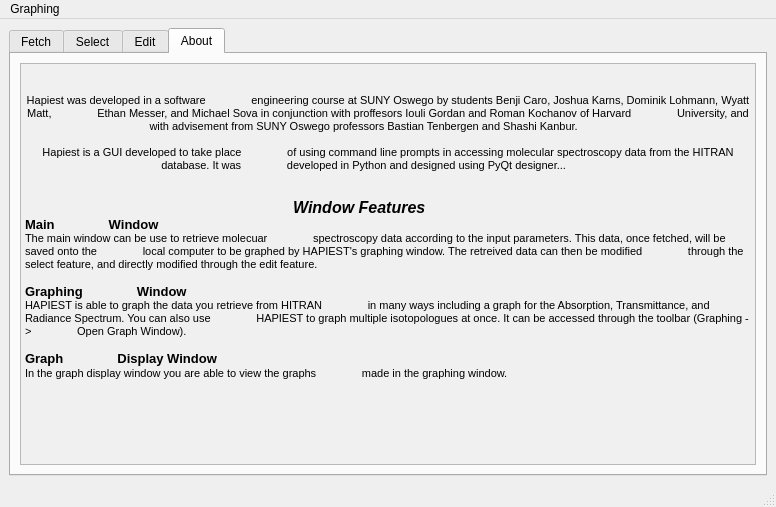
First picture: the form in layouts/main_window.ui, repository hitranonline/hapiest, before the edit.
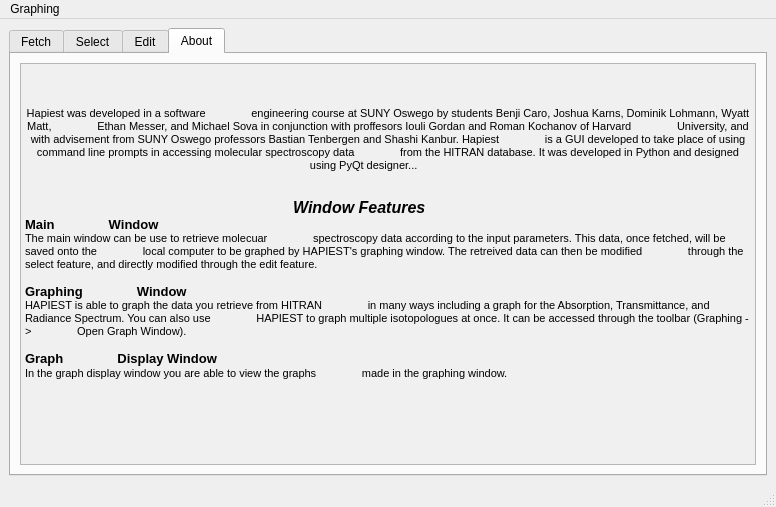
Second picture: the form after the edit. The open tabs and pages were chosen to show the change.

Commit message: Updated license, updated gui a bit.

The edit to the form file:
```diff
--- a/layouts/main_window.ui
+++ b/layouts/main_window.ui
@@ -835,48 +835,46 @@
                font-weight:400; font-style:normal;&quot;&gt;
                &lt;p style=&quot; margin-top:0px; margin-bottom:0px; margin-left:0px; margin-right:0px;
                -qt-block-indent:0; text-indent:0px;&quot;&gt; &lt;/p&gt;
+               &lt;p style=&quot; margin-top:0px; margin-bottom:0px; margin-left:0px; margin-right:0px;
+               -qt-block-indent:0; text-indent:0px;&quot;&gt; &lt;/p&gt;
                &lt;p align=&quot;center&quot; style=&quot; margin-top:0px; margin-bottom:0px; margin-left:0px;
                margin-right:0px; -qt-block-indent:0; text-indent:0px;&quot;&gt;Hapiest was developed in a software
                engineering course at SUNY Oswego by students Benji Caro, Joshua Karns, Dominik Lohmann, Wyatt Matt,
                Ethan Messer, and Michael Sova in conjunction with proffesors Iouli Gordan and Roman Kochanov of Harvard
-               University, and with advisement from SUNY Oswego professors Bastian Tenbergen and Shashi Kanbur. &lt;/p&gt;
-               &lt;p align=&quot;center&quot; style=&quot;-qt-paragraph-type:empty; margin-top:0px; margin-bottom:0px;
-               margin-left:0px; margin-right:0px; -qt-block-indent:0; text-indent:0px;&quot;&gt;&lt;br /&gt;&lt;/p&gt;
+               University, and with advisement from SUNY Oswego professors Bastian Tenbergen and Shashi Kanbur. Hapiest
+               is a GUI developed to take place of using command line prompts in accessing molecular spectroscopy data
+               from the HITRAN database. It was developed in Python and designed using PyQt designer... &lt;/p&gt;
                &lt;p align=&quot;center&quot; style=&quot; margin-top:0px; margin-bottom:0px; margin-left:0px;
-               margin-right:0px; -qt-block-indent:0; text-indent:0px;&quot;&gt;Hapiest is a GUI developed to take place
-               of using command line prompts in accessing molecular spectroscopy data from the HITRAN database. It was
-               developed in Python and designed using PyQt designer... &lt;/p&gt;
+               margin-right:0px; -qt-block-indent:0; text-indent:0px;&quot;&gt; &lt;/p&gt;
                &lt;p align=&quot;center&quot; style=&quot; margin-top:0px; margin-bottom:0px; margin-left:0px;
                margin-right:0px; -qt-block-indent:0; text-indent:0px;&quot;&gt; &lt;/p&gt;
-               &lt;p align=&quot;center&quot; style=&quot;-qt-paragraph-type:empty; margin-top:0px; margin-bottom:0px;
-               margin-left:0px; margin-right:0px; -qt-block-indent:0; text-indent:0px;&quot;&gt;&lt;br /&gt;&lt;/p&gt;
                &lt;p align=&quot;center&quot; style=&quot; margin-top:0px; margin-bottom:0px; margin-left:0px;
                margin-right:0px; -qt-block-indent:0; text-indent:0px;&quot;&gt;&lt;span style=&quot; font-size:12pt;
                font-weight:600; font-style:italic;&quot;&gt;Window Features &lt;/span&gt;&lt;span style=&quot;
                font-size:12pt;&quot;&gt; &lt;/span&gt; &lt;/p&gt;
                &lt;p style=&quot; margin-top:0px; margin-bottom:0px; margin-left:0px; margin-right:0px;
                -qt-block-indent:0; text-indent:0px;&quot;&gt;&lt;span style=&quot; font-size:10pt; font-weight:600;&quot;&gt;Main
-               Window&lt;/span&gt;&lt;span style=&quot; font-size:10pt;&quot;&gt; &lt;/span&gt;&lt;/p&gt;
+               Window&lt;/span&gt;&lt;span style=&quot; font-size:10pt;&quot;&gt; &lt;/span&gt; &lt;/p&gt;
                &lt;p style=&quot; margin-top:0px; margin-bottom:0px; margin-left:0px; margin-right:0px;
                -qt-block-indent:0; text-indent:0px;&quot;&gt;The main window can be use to retrieve molecuar
                spectroscopy data according to the input parameters. This data, once fetched, will be saved onto the
                local computer to be graphed by HAPIEST's graphing window. The retreived data can then be modified
-               through the select feature, and directly modified through the edit feature.&lt;/p&gt;
-               &lt;p style=&quot;-qt-paragraph-type:empty; margin-top:0px; margin-bottom:0px; margin-left:0px;
-               margin-right:0px; -qt-block-indent:0; text-indent:0px;&quot;&gt;&lt;br /&gt;&lt;/p&gt;
+               through the select feature, and directly modified through the edit feature. &lt;/p&gt;
+               &lt;p style=&quot; margin-top:0px; margin-bottom:0px; margin-left:0px; margin-right:0px;
+               -qt-block-indent:0; text-indent:0px;&quot;&gt; &lt;/p&gt;
                &lt;p style=&quot; margin-top:0px; margin-bottom:0px; margin-left:0px; margin-right:0px;
                -qt-block-indent:0; text-indent:0px;&quot;&gt;&lt;span style=&quot; font-size:10pt; font-weight:600;&quot;&gt;Graphing
-               Window&lt;/span&gt;&lt;span style=&quot; font-size:10pt;&quot;&gt; &lt;/span&gt;&lt;/p&gt;
+               Window&lt;/span&gt;&lt;span style=&quot; font-size:10pt;&quot;&gt; &lt;/span&gt; &lt;/p&gt;
                &lt;p style=&quot; margin-top:0px; margin-bottom:0px; margin-left:0px; margin-right:0px;
                -qt-block-indent:0; text-indent:0px;&quot;&gt;HAPIEST is able to graph the data you retrieve from HITRAN
                in many ways including a graph for the Absorption, Transmittance, and Radiance Spectrum. You can also use
                HAPIEST to graph multiple isotopologues at once. It can be accessed through the toolbar (Graphing -&amp;gt;
-               Open Graph Window).&lt;/p&gt;
-               &lt;p style=&quot;-qt-paragraph-type:empty; margin-top:0px; margin-bottom:0px; margin-left:0px;
-               margin-right:0px; -qt-block-indent:0; text-indent:0px;&quot;&gt;&lt;br /&gt;&lt;/p&gt;
+               Open Graph Window). &lt;/p&gt;
+               &lt;p style=&quot; margin-top:0px; margin-bottom:0px; margin-left:0px; margin-right:0px;
+               -qt-block-indent:0; text-indent:0px;&quot;&gt; &lt;/p&gt;
                &lt;p style=&quot; margin-top:0px; margin-bottom:0px; margin-left:0px; margin-right:0px;
                -qt-block-indent:0; text-indent:0px;&quot;&gt;&lt;span style=&quot; font-size:10pt; font-weight:600;&quot;&gt;Graph
-               Display Window&lt;/span&gt;&lt;span style=&quot; font-size:10pt;&quot;&gt; &lt;/span&gt;&lt;/p&gt;
+               Display Window&lt;/span&gt;&lt;span style=&quot; font-size:10pt;&quot;&gt; &lt;/span&gt; &lt;/p&gt;
                &lt;p style=&quot; margin-top:0px; margin-bottom:0px; margin-left:0px; margin-right:0px;
                -qt-block-indent:0; text-indent:0px;&quot;&gt;In the graph display window you are able to view the graphs
                made in the graphing window. &lt;/p&gt;&lt;/body&gt;&lt;/html&gt;
```
Left out of the diff: 331 changed lines with no effect on the pictures. Lines whose indentation alone changed are shown as unchanged. The commit also changes 3 other files.
